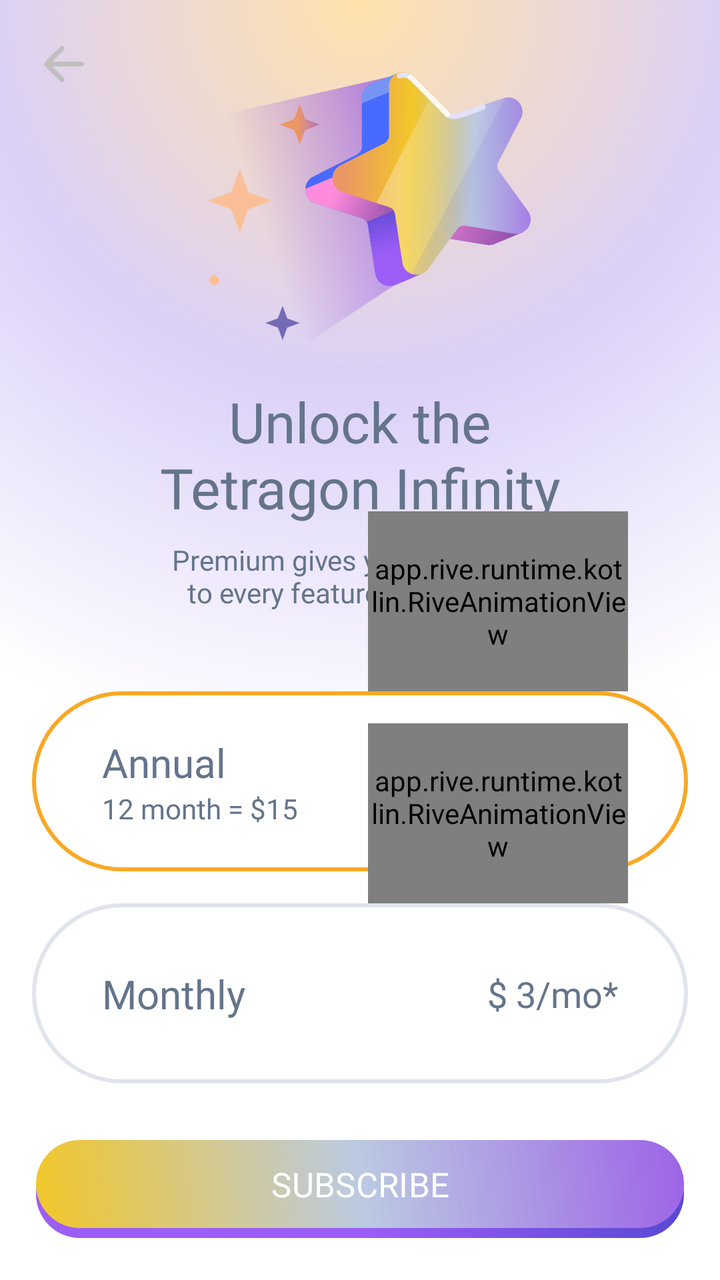
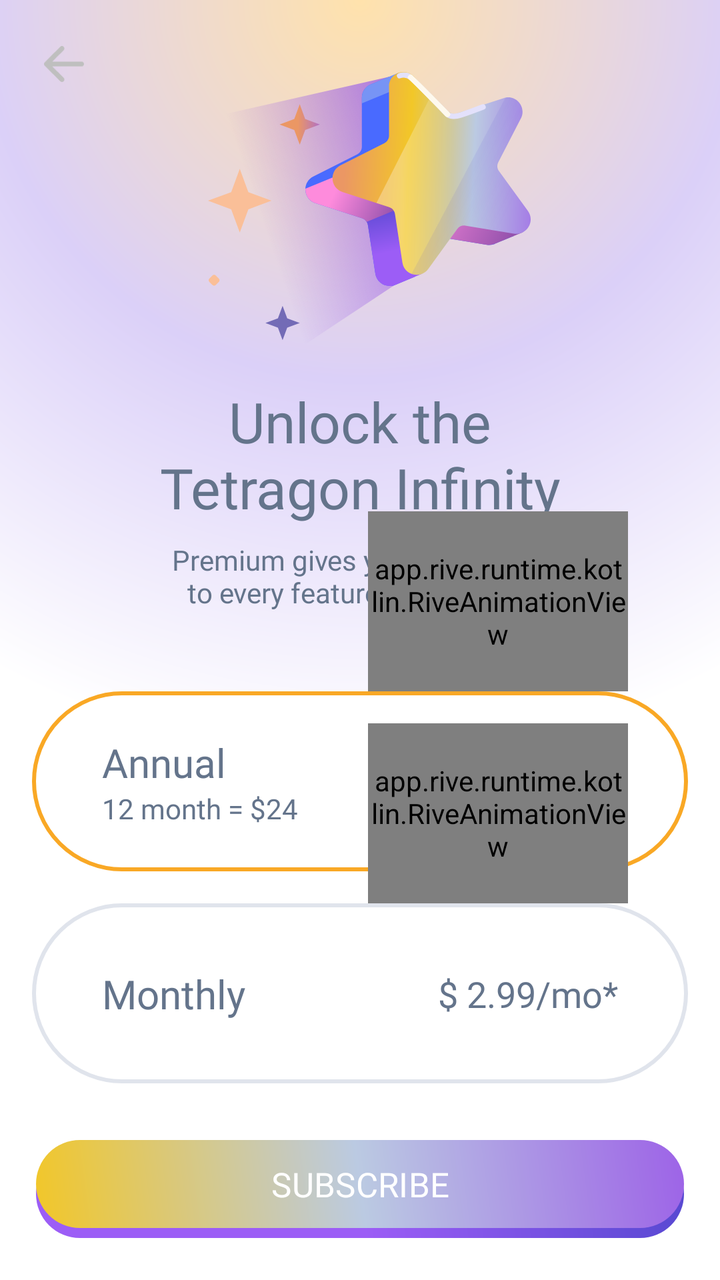

Screens rendered from an Android XML layout before and after an edit, with the pre-edit source and the edit as a unified diff.
<!-- AndroidManifest.xml: application theme Theme.Tetragon -->
<!-- res/layout/activity_subscription_model.xml -->
<?xml version="1.0" encoding="utf-8"?>
<androidx.constraintlayout.widget.ConstraintLayout xmlns:android="http://schemas.android.com/apk/res/android"
    xmlns:app="http://schemas.android.com/apk/res-auto"
    xmlns:tools="http://schemas.android.com/tools"
    android:id="@+id/main"
    android:layout_width="match_parent"
    android:layout_height="match_parent"
    android:background="@drawable/custom_bg_top_glow"
    android:fitsSystemWindows="true"
    tools:context=".subscriptionModel.SubscriptionModelActivity">

    <androidx.constraintlayout.widget.ConstraintLayout
        android:layout_width="0dp"
        android:layout_height="0dp"
        android:padding="16dp"
        app:layout_constraintBottom_toBottomOf="parent"
        app:layout_constraintEnd_toEndOf="parent"
        app:layout_constraintStart_toStartOf="parent"
        app:layout_constraintTop_toTopOf="parent">

        <ImageView
            android:id="@+id/btnBack"
            android:layout_width="32dp"
            android:layout_height="32dp"
            android:padding="6dp"
            android:src="@drawable/back_btn"
            app:layout_constraintStart_toStartOf="parent"
            app:layout_constraintTop_toTopOf="parent" />

        <ImageView
            android:id="@+id/ivMainStar"
            android:layout_width="180dp"
            android:layout_height="140dp"
            android:layout_marginTop="20dp"
            android:src="@drawable/star_subscription"
            app:layout_constraintEnd_toEndOf="parent"
            app:layout_constraintStart_toStartOf="parent"
            app:layout_constraintTop_toTopOf="parent" />

        <TextView
            android:id="@+id/tvTitle"
            android:layout_width="wrap_content"
            android:layout_height="wrap_content"
            android:layout_marginTop="16dp"
            android:fontFamily="@font/inter_semibold"
            android:gravity="center"
            android:text="Unlock the\nTetragon Infinity"
            android:textColor="@color/text_color"
            android:textSize="28sp"
            app:layout_constraintEnd_toEndOf="parent"
            app:layout_constraintStart_toStartOf="parent"
            app:layout_constraintTop_toBottomOf="@id/ivMainStar" />

        <TextView
            android:id="@+id/tvSubtitle"
            android:layout_width="0dp"
            android:layout_height="wrap_content"
            android:layout_marginTop="8dp"
            android:fontFamily="@font/inter_medium"
            android:gravity="center"
            android:paddingHorizontal="40dp"
            android:text="Premium gives you full access\nto every features - and more"
            android:textColor="@color/text_color"
            android:textSize="14sp"
            app:layout_constraintEnd_toEndOf="parent"
            app:layout_constraintStart_toStartOf="parent"
            app:layout_constraintTop_toBottomOf="@id/tvTitle" />

        <app.rive.runtime.kotlin.RiveAnimationView
            android:id="@+id/correct_mr_square_2"
            android:layout_width="130dp"
            android:layout_height="90dp"
            android:layout_marginEnd="30dp"
            app:layout_constraintBottom_toTopOf="@+id/containerAnnual"
            app:layout_constraintEnd_toEndOf="parent"
            app:riveAutoPlay="true"
            app:riveResource="@raw/mr_square_correct_2"
            app:riveStateMachine="State Machine 1" />

        <androidx.constraintlayout.widget.ConstraintLayout
            android:id="@+id/containerAnnual"
            android:layout_width="match_parent"
            android:layout_height="90dp"
            android:layout_marginTop="40dp"
            android:background="@drawable/bg_subscription_selected"
            android:paddingHorizontal="35dp"
            app:layout_constraintTop_toBottomOf="@id/tvSubtitle">

            <TextView
                android:id="@+id/tvAnnualLabel"
                android:layout_width="wrap_content"
                android:layout_height="wrap_content"
                android:fontFamily="@font/inter_semibold"
                android:text="Annual"
                android:textColor="@color/text_color"
                android:textSize="20sp"
                app:layout_constraintBottom_toTopOf="@id/tvAnnualSub"
                app:layout_constraintStart_toStartOf="parent"
                app:layout_constraintTop_toTopOf="parent"
                app:layout_constraintVertical_chainStyle="packed" />

            <TextView
                android:id="@+id/tvAnnualSub"
                android:layout_width="wrap_content"
                android:layout_height="wrap_content"
                android:fontFamily="@font/inter_medium"
                android:text="12 month = $15"
                android:textColor="@color/text_color"
                android:textSize="14sp"
                app:layout_constraintBottom_toBottomOf="parent"
                app:layout_constraintStart_toStartOf="parent"
                app:layout_constraintTop_toBottomOf="@id/tvAnnualLabel" />

            <TextView
                android:layout_width="wrap_content"
                android:layout_height="wrap_content"
                android:fontFamily="@font/inter_semibold"
                android:text="$ 1,33/mo*"
                android:textColor="@color/text_color"
                android:textSize="18sp"
                app:layout_constraintBottom_toBottomOf="parent"
                app:layout_constraintEnd_toEndOf="parent"
                app:layout_constraintTop_toTopOf="parent" />
        </androidx.constraintlayout.widget.ConstraintLayout>

        <androidx.constraintlayout.widget.ConstraintLayout
            android:id="@+id/containerMonthly"
            android:layout_width="match_parent"
            android:layout_height="90dp"
            android:layout_marginTop="16dp"
            android:background="@drawable/bg_subscription_unselected"
            android:paddingHorizontal="35dp"
            app:layout_constraintTop_toBottomOf="@id/containerAnnual">

            <TextView
                android:id="@+id/tvMonthlyLabel"
                android:layout_width="wrap_content"
                android:layout_height="wrap_content"
                android:fontFamily="@font/inter_semibold"
                android:text="Monthly"
                android:textColor="@color/text_color"
                android:textSize="20sp"
                app:layout_constraintBottom_toBottomOf="parent"
                app:layout_constraintStart_toStartOf="parent"
                app:layout_constraintTop_toTopOf="parent" />

            <TextView
                android:layout_width="wrap_content"
                android:layout_height="wrap_content"
                android:fontFamily="@font/inter_semibold"
                android:text="$ 3/mo*"
                android:textColor="@color/text_color"
                android:textSize="18sp"
                app:layout_constraintBottom_toBottomOf="parent"
                app:layout_constraintEnd_toEndOf="parent"
                app:layout_constraintTop_toTopOf="parent" />
        </androidx.constraintlayout.widget.ConstraintLayout>

        <app.rive.runtime.kotlin.RiveAnimationView
            android:id="@+id/correct_mr_square"
            android:layout_width="130dp"
            android:layout_height="90dp"
            app:layout_constraintBottom_toTopOf="@+id/containerMonthly"
            app:layout_constraintEnd_toEndOf="parent"
            android:layout_marginEnd="30dp"
            app:riveAutoPlay="true"
            app:riveResource="@raw/mr_square_correct"
            app:riveStateMachine="State Machine 1" />

        <FrameLayout
            android:id="@+id/subscirbe_container"
            android:layout_width="match_parent"
            android:layout_height="wrap_content"
            android:clipChildren="false"
            android:clipToPadding="false"
            android:paddingBottom="8dp"
            app:layout_constraintBottom_toBottomOf="parent">

            <FrameLayout
                android:id="@+id/subscribe_enabled_btn_container"
                android:layout_width="match_parent"
                android:layout_height="wrap_content"
                android:visibility="visible">

                <View
                    android:layout_width="match_parent"
                    android:layout_height="48dp"
                    android:background="@drawable/custom_gradient_button_shadow"
                    android:translationY="5dp" />

                <Button
                    android:id="@+id/subscribe_enabled_btn"
                    android:layout_width="match_parent"
                    android:layout_height="48dp"
                    android:background="@drawable/custom_gradient_button"
                    android:fontFamily="@font/inter_semibold"
                    android:stateListAnimator="@drawable/button_animator"
                    android:text="SUBSCRIBE"
                    android:textColor="@color/white"
                    android:textSize="17sp"
                    app:backgroundTint="@null" />
            </FrameLayout>

            <FrameLayout
                android:id="@+id/subscribe_disabled_btn_container"
                android:layout_width="match_parent"
                android:layout_height="wrap_content"
                android:visibility="invisible">

                <View
                    android:layout_width="match_parent"
                    android:layout_height="48dp"
                    android:background="@drawable/custom_button"
                    android:backgroundTint="@color/gray_2"
                    android:translationY="5dp" />

                <TextView
                    android:id="@+id/subscribe_disabled_btn"
                    android:layout_width="match_parent"
                    android:layout_height="48dp"
                    android:fontFamily="@font/inter_semibold"
                    android:gravity="center"
                    android:text="LOADING.."
                    android:textColor="@color/gray_1"
                    android:textSize="17sp"
                    android:translationY="5dp" />
            </FrameLayout>
        </FrameLayout>
    </androidx.constraintlayout.widget.ConstraintLayout>

</androidx.constraintlayout.widget.ConstraintLayout>
<!-- resources referenced by this layout -->
<resources>
  <color name="gray_1">#A5A5A5</color>
  <color name="gray_2">#E5E5E5</color>
  <color name="text_color">#64748b</color>
  <color name="white">#FFFFFFFF</color>
  <!-- drawable bg_subscription_selected (drawable) -->
  <?xml version="1.0" encoding="utf-8"?>
  <shape xmlns:android="http://schemas.android.com/apk/res/android">
      <solid android:color="#FFFFFF" />
      <stroke android:width="2dp" android:color="#F9A825" /> <corners android:radius="100dp" />
  </shape>
  <!-- drawable bg_subscription_unselected (drawable) -->
  <?xml version="1.0" encoding="utf-8"?>
  <shape xmlns:android="http://schemas.android.com/apk/res/android">
      <solid android:color="#FFFFFF" />
      <stroke android:width="2dp" android:color="#E0E4EC" />
      <corners android:radius="100dp" />
  </shape>
  <!-- drawable button_animator (drawable) -->
  <?xml version="1.0" encoding="utf-8"?>
  <selector xmlns:android="http://schemas.android.com/apk/res/android">
  
      
      <item android:state_pressed="true">
          <objectAnimator
              android:propertyName="translationY"
              android:valueTo="5dp"
              android:duration="0" />
      </item>
  
      
      <item>
          <objectAnimator
              android:propertyName="translationY"
              android:valueTo="0dp"
              android:duration="0" />
      </item>
  
  </selector>
  <!-- drawable custom_bg_top_glow (drawable) -->
  <?xml version="1.0" encoding="utf-8"?>
  <shape xmlns:android="http://schemas.android.com/apk/res/android"
      android:shape="rectangle">
      <gradient
          android:type="radial"
          android:gradientRadius="380dp"
          android:centerX="50%"
          android:centerY="0%"
          android:startColor="#FFE2AC"
          android:centerColor="#DBD0F8"
          android:endColor="#FFFFFF" />
  </shape>
  <!-- drawable custom_button (drawable) -->
  <?xml version="1.0" encoding="utf-8"?>
  <shape xmlns:android="http://schemas.android.com/apk/res/android"
      android:shape="rectangle">
      <solid android:color="#ffffff"/>
      <stroke android:color="#e5e5e5"
          android:width="2dp"/>
      <corners android:radius="100dp"/>
  </shape>
  <!-- drawable custom_gradient_button (drawable) -->
  <?xml version="1.0" encoding="utf-8"?>
  <layer-list xmlns:android="http://schemas.android.com/apk/res/android">
  
      
      <item android:left="2dp" android:top="2dp" android:right="2dp" android:bottom="2dp">
          <shape android:shape="rectangle">
              <gradient
                  android:startColor="#f2c728"
                  android:centerColor="#bbcae2"
                  android:endColor="#9d63e7"
                  android:angle="45"/>
              <corners android:radius="96dp"/> 
          </shape>
      </item>
  
  </layer-list>
  <style name="Theme.Tetragon" parent="Base.Theme.Tetragon" />
  <style name="Base.Theme.Tetragon" parent="Theme.Material3.DayNight.NoActionBar">
          
          
          <item name="android:statusBarColor">@color/white</item>
          <item name="android:navigationBarColor">@color/white</item>
          
          <item name="android:windowLightStatusBar">true</item>
      </style>
  <!-- unchanged entries left out for length: 3 -->
</resources>

<!-- the commit's change to res/layout/activity_subscription_model.xml (unified diff, before → after) -->
@@ -44,7 +44,7 @@
             android:layout_marginTop="16dp"
             android:fontFamily="@font/inter_semibold"
             android:gravity="center"
-            android:text="Unlock the\nTetragon Infinity"
+            android:text="@string/unlock_the_ntetragon_infinity"
             android:textColor="@color/text_color"
             android:textSize="28sp"
             app:layout_constraintEnd_toEndOf="parent"
@@ -59,7 +59,7 @@
             android:fontFamily="@font/inter_medium"
             android:gravity="center"
             android:paddingHorizontal="40dp"
-            android:text="Premium gives you full access\nto every features - and more"
+            android:text="@string/premium_gives_you_full_access_nto_every_features_and_more"
             android:textColor="@color/text_color"
             android:textSize="14sp"
             app:layout_constraintEnd_toEndOf="parent"
@@ -91,7 +91,7 @@
                 android:layout_width="wrap_content"
                 android:layout_height="wrap_content"
                 android:fontFamily="@font/inter_semibold"
-                android:text="Annual"
+                android:text="@string/annual"
                 android:textColor="@color/text_color"
                 android:textSize="20sp"
                 app:layout_constraintBottom_toTopOf="@id/tvAnnualSub"
@@ -104,7 +104,7 @@
                 android:layout_width="wrap_content"
                 android:layout_height="wrap_content"
                 android:fontFamily="@font/inter_medium"
-                android:text="12 month = $15"
+                android:text="@string/_12_month_15"
                 android:textColor="@color/text_color"
                 android:textSize="14sp"
                 app:layout_constraintBottom_toBottomOf="parent"
@@ -115,7 +115,7 @@
                 android:layout_width="wrap_content"
                 android:layout_height="wrap_content"
                 android:fontFamily="@font/inter_semibold"
-                android:text="$ 1,33/mo*"
+                android:text="@string/_1_33_mo"
                 android:textColor="@color/text_color"
                 android:textSize="18sp"
                 app:layout_constraintBottom_toBottomOf="parent"
@@ -137,7 +137,7 @@
                 android:layout_width="wrap_content"
                 android:layout_height="wrap_content"
                 android:fontFamily="@font/inter_semibold"
-                android:text="Monthly"
+                android:text="@string/monthly"
                 android:textColor="@color/text_color"
                 android:textSize="20sp"
                 app:layout_constraintBottom_toBottomOf="parent"
@@ -148,7 +148,7 @@
                 android:layout_width="wrap_content"
                 android:layout_height="wrap_content"
                 android:fontFamily="@font/inter_semibold"
-                android:text="$ 3/mo*"
+                android:text="@string/_3_mo"
                 android:textColor="@color/text_color"
                 android:textSize="18sp"
                 app:layout_constraintBottom_toBottomOf="parent"
@@ -195,7 +195,7 @@
                     android:background="@drawable/custom_gradient_button"
                     android:fontFamily="@font/inter_semibold"
                     android:stateListAnimator="@drawable/button_animator"
-                    android:text="SUBSCRIBE"
+                    android:text="@string/subscribe"
                     android:textColor="@color/white"
                     android:textSize="17sp"
                     app:backgroundTint="@null" />
@@ -220,7 +220,7 @@
                     android:layout_height="48dp"
                     android:fontFamily="@font/inter_semibold"
                     android:gravity="center"
-                    android:text="LOADING.."
+                    android:text="@string/loading"
                     android:textColor="@color/gray_1"
                     android:textSize="17sp"
                     android:translationY="5dp" />
<!-- resource entries referenced after the edit -->
@@ -77,14 +77,25 @@
       </item>
   
   </layer-list>
+  <string name="_12_month_15">12 month = $24</string>
+  <string name="_1_33_mo">$ 1.99/mo*</string>
+  <string name="_3_mo">$ 2.99/mo*</string>
+  <string name="annual">Annual</string>
+  <string name="loading">LOADING...</string>
+  <string name="monthly">Monthly</string>
+  <string name="premium_gives_you_full_access_nto_every_features_and_more">Premium gives you full access\nto every features - and more</string>
+  <string name="subscribe">SUBSCRIBE</string>
+  <string name="unlock_the_ntetragon_infinity">Unlock the\nTetragon Infinity</string>
   <style name="Theme.Tetragon" parent="Base.Theme.Tetragon" />
   <style name="Base.Theme.Tetragon" parent="Theme.Material3.DayNight.NoActionBar">
-          
-          
           <item name="android:statusBarColor">@color/white</item>
           <item name="android:navigationBarColor">@color/white</item>
-          
           <item name="android:windowLightStatusBar">true</item>
+  
+          <item name="android:windowBackground">@color/white</item>
+          <item name="android:colorBackground">@color/white</item>
+  
+          <item name="android:windowIsTranslucent">false</item>
       </style>
   <!-- unchanged entries left out for length: 3 -->
 </resources>
